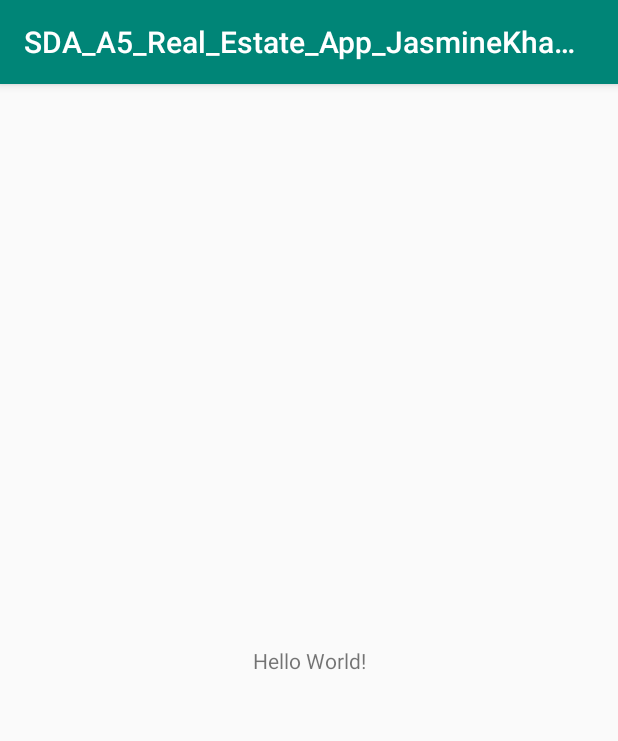
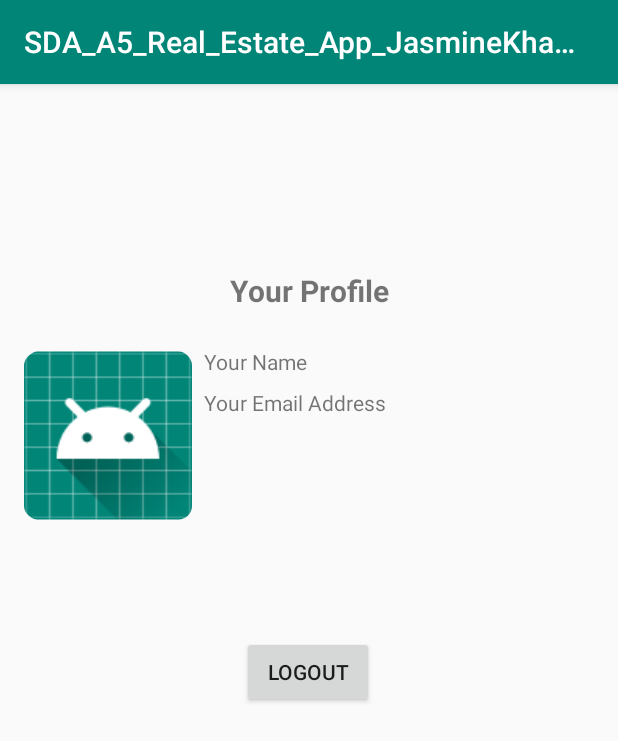
Before and after one commit to JasmineKhalimova/Android_Real_Estate_App, an Android app: the screen it shows after launch (MainActivity), on a phone screen of 412 x 824 dp. Shown: the top 741 px of the screen. Run offline under Robolectric (Android 15) with nearby library versions, the phone set to English and light mode, and no system bars; our stand-ins replace Firebase (no records; nobody signed in at launch, a user with empty details on screens opened directly).

Commit message:
Fist initial Commit. User Case 1.3: User Account load. User is redirected to their account after registering.

```diff
--- a/app/src/main/java/com/example/sda_a5_real_estate_app_jasminekhalimova/MainActivity.java
+++ b/app/src/main/java/com/example/sda_a5_real_estate_app_jasminekhalimova/MainActivity.java
@@ -2,7 +2,11 @@ package com.example.sda_a5_real_estate_app_jasminekhalimova;
 
 import androidx.appcompat.app.AppCompatActivity;
 
+import android.content.Intent;
 import android.os.Bundle;
+import android.view.View;
+
+import com.google.firebase.auth.FirebaseAuth;
 
 public class MainActivity extends AppCompatActivity {
 
@@ -11,4 +15,11 @@ public class MainActivity extends AppCompatActivity {
         super.onCreate(savedInstanceState);
         setContentView(R.layout.activity_main);
     }
+
+    // Logout button from the user account
+    public void logout(View view) {
+        FirebaseAuth.getInstance().signOut();//logout
+        startActivity(new Intent(getApplicationContext(),Login.class));
+        finish();
+    }
 }
--- a/app/src/main/res/layout/activity_main.xml
+++ b/app/src/main/res/layout/activity_main.xml
@@ -6,13 +6,67 @@
     android:layout_height="match_parent"
     tools:context=".MainActivity">
 
+
     <TextView
+        android:id="@+id/textView4"
         android:layout_width="wrap_content"
         android:layout_height="wrap_content"
-        android:text="Hello World!"
+        android:layout_marginTop="32dp"
+        android:text="@string/your_profile_title"
+        android:textSize="20sp"
+        android:textStyle="bold"
         app:layout_constraintBottom_toBottomOf="parent"
-        app:layout_constraintLeft_toLeftOf="parent"
-        app:layout_constraintRight_toRightOf="parent"
-        app:layout_constraintTop_toTopOf="parent" />
+        app:layout_constraintEnd_toEndOf="parent"
+        app:layout_constraintStart_toStartOf="parent"
+        app:layout_constraintTop_toTopOf="parent"
+        app:layout_constraintVertical_bias="0.13" />
+
+    <ImageView
+        android:id="@+id/imageView"
+        android:layout_width="112dp"
+        android:layout_height="134dp"
+        android:layout_marginStart="16dp"
+        android:layout_marginTop="16dp"
+        app:layout_constraintStart_toStartOf="parent"
+        app:layout_constraintTop_toBottomOf="@+id/textView4"
+        app:srcCompat="@mipmap/ic_launcher"
+        android:contentDescription="@string/user_avatar" />
+
+    <TextView
+        android:id="@+id/profileName"
+        android:layout_width="0dp"
+        android:layout_height="wrap_content"
+        android:layout_marginStart="8dp"
+        android:layout_marginTop="8dp"
+        android:layout_marginEnd="8dp"
+        android:text="@string/profileName"
+        app:layout_constraintEnd_toEndOf="parent"
+        app:layout_constraintStart_toEndOf="@+id/imageView"
+        app:layout_constraintTop_toTopOf="@+id/imageView" />
+
+    <TextView
+        android:id="@+id/profileEmail"
+        android:layout_width="0dp"
+        android:layout_height="wrap_content"
+        android:layout_marginStart="8dp"
+        android:layout_marginTop="8dp"
+        android:layout_marginEnd="8dp"
+        android:text="@string/profileEmail"
+        app:layout_constraintEnd_toEndOf="parent"
+        app:layout_constraintStart_toEndOf="@+id/imageView"
+        app:layout_constraintTop_toBottomOf="@+id/profileName" />
+
+    <Button
+        android:id="@+id/logout_button"
+        android:layout_width="wrap_content"
+        android:layout_height="wrap_content"
+        android:onClick="logout"
+        android:text="@string/logout_button"
+        app:layout_constraintBottom_toBottomOf="parent"
+        app:layout_constraintEnd_toEndOf="parent"
+        app:layout_constraintHorizontal_bias="0.498"
+        app:layout_constraintStart_toStartOf="parent"
+        app:layout_constraintTop_toBottomOf="@+id/profileEmail"
+        app:layout_constraintVertical_bias="0.293" />
 
 </androidx.constraintlayout.widget.ConstraintLayout>
--- a/app/src/main/res/values/strings.xml
+++ b/app/src/main/res/values/strings.xml
@@ -11,4 +11,9 @@
     <string name="login">Create New Account</string>
     <string name="createText">New Here ? Create Account</string>
     <string name="loginBtn">Login</string>
+    <string name="your_profile_title">Your Profile</string>
+    <string name="profileName">Your Name</string>
+    <string name="profileEmail">Your Email Address</string>
+    <string name="logout_button">Logout</string>
+    <string name="user_avatar">user avatar</string>
 </resources>
```
